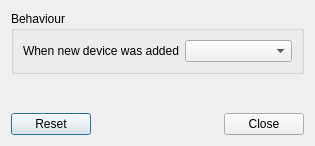
The window that plugin-mount/razormountconfiguration.ui (lxqt/lxqt-panel) describes before a commit, drawn with Qt 5.
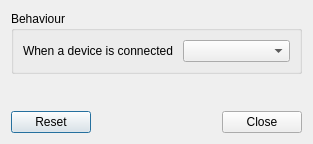
The same window after the commit.

Commit message: Translation for mount plugin

The edit to the form file:
```diff
--- a/plugin-mount/razormountconfiguration.ui
+++ b/plugin-mount/razormountconfiguration.ui
@@ -6,8 +6,8 @@
    <rect>
     <x>0</x>
     <y>0</y>
-    <width>315</width>
-    <height>146</height>
+    <width>313</width>
+    <height>144</height>
    </rect>
   </property>
   <property name="windowTitle">
@@ -23,7 +23,7 @@
       <item row="0" column="0">
        <widget class="QLabel" name="devAddedLabel">
         <property name="text">
-         <string>When new device was added</string>
+         <string>When a device is connected </string>
         </property>
        </widget>
       </item>
```
The commit also changes 2 other files.
